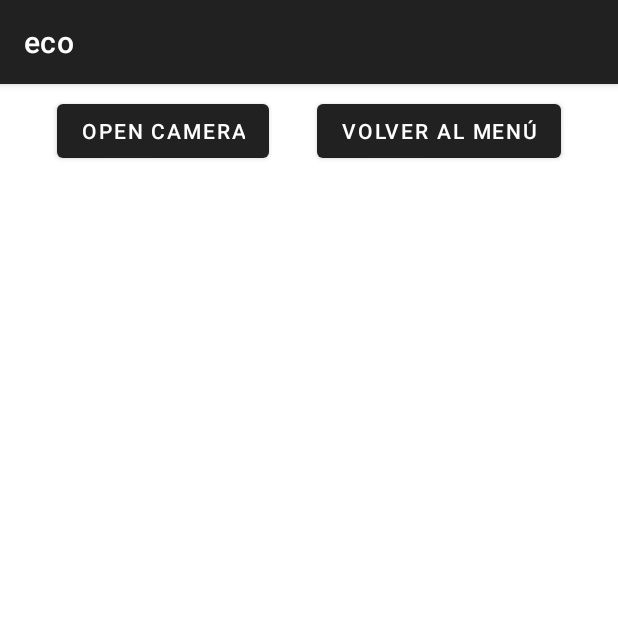
After one commit to Sp00kyDucklyn/Ecology, an Android app: the FotografiaActivity screen opened directly, with no data from a screen before it, on a phone screen of 412 x 824 dp, the top half of it. The commit adds this screen. Run offline under Robolectric (Android 15) with nearby library versions, the phone set to English and light mode, and no system bars.

Commit message:
Camara---de nada tonotos🌳🔴
Camara

Co-Authored-By: froggo <95252663+Sp00kyDucklyn@users.noreply.github.com>

```diff
--- a/eco/app/src/main/AndroidManifest.xml
+++ b/eco/app/src/main/AndroidManifest.xml
@@ -12,6 +12,7 @@
         android:supportsRtl="true"
         android:theme="@style/Theme.Eco"
         tools:targetApi="31">
+        <activity android:name="FotografiaActivity"></activity>
         <activity
             android:name="MainActivity"
             android:exported="true">
--- /dev/null
+++ b/eco/app/src/main/java/com/cursokotlin/eco/FotografiaActivity.kt
@@ -0,0 +1,48 @@
+package com.cursokotlin.eco
+
+import android.app.Activity
+import android.content.Intent
+import android.graphics.Bitmap
+import android.os.Bundle
+import android.provider.MediaStore
+import android.widget.Button
+import android.widget.ImageView
+import androidx.activity.enableEdgeToEdge
+import androidx.activity.result.ActivityResultLauncher
+import androidx.activity.result.contract.ActivityResultContracts
+import androidx.appcompat.app.AppCompatActivity
+
+class FotografiaActivity : AppCompatActivity() {
+    lateinit var btnCamera :Button
+    lateinit var imgView :ImageView
+    lateinit var btnVolver :Button
+    private lateinit var camaraLauncher: ActivityResultLauncher<Intent>
+
+    override fun onCreate(savedInstanceState: Bundle?) {
+        super.onCreate(savedInstanceState)
+        enableEdgeToEdge()
+        setContentView(R.layout.fotografia)
+        imgView = findViewById<ImageView>(R.id.imageView)
+        btnCamera = findViewById<Button>(R.id.btnCamara)
+        btnVolver = findViewById<Button>(R.id.btnVolverMenu)
+
+        camaraLauncher = registerForActivityResult(ActivityResultContracts.StartActivityForResult()) { result ->
+            if (result.resultCode == Activity.RESULT_OK) {
+                val data: Intent? = result.data
+                val imageBitmap = data?.extras?.get("data") as Bitmap
+                imgView.setImageBitmap(imageBitmap)
+            }
+        }
+        btnVolver.setOnClickListener {
+            finish()  // This will close FotografiaActivity and return to MainActivity
+        }
+        btnCamera.setOnClickListener {
+            abrirCamera()
+        }
+    }
+
+    private fun abrirCamera() {
+        val intent = Intent(MediaStore.ACTION_IMAGE_CAPTURE)
+        camaraLauncher.launch(intent)
+    }
+}
--- a/eco/app/src/main/java/com/cursokotlin/eco/MainActivity.kt
+++ b/eco/app/src/main/java/com/cursokotlin/eco/MainActivity.kt
@@ -1,6 +1,8 @@
 package com.cursokotlin.eco
 
+import android.content.Intent
 import android.os.Bundle
+import android.widget.Button
 import androidx.activity.enableEdgeToEdge
 import androidx.appcompat.app.AppCompatActivity
 import androidx.core.view.ViewCompat
@@ -23,7 +25,6 @@ class MainActivity : AppCompatActivity() {
         bottomNav.background=null
         val addsBtn: FloatingActionButton
 
-
         bottomNav.setupWithNavController(navController)
 
 
@@ -42,5 +43,7 @@ class MainActivity : AppCompatActivity() {
 
             }
         }
+
+
     }
 }
--- /dev/null
+++ b/eco/app/src/main/res/layout/fotografia.xml
@@ -0,0 +1,42 @@
+<?xml version="1.0" encoding="utf-8"?>
+<LinearLayout xmlns:android="http://schemas.android.com/apk/res/android"
+    xmlns:app="http://schemas.android.com/apk/res-auto"
+    xmlns:tools="http://schemas.android.com/tools"
+    android:orientation="vertical"
+    android:layout_width="match_parent"
+    android:layout_height="match_parent"
+    tools:context=".FotografiaActivity">
+
+    <TextView
+        android:id="@+id/textView2"
+        android:layout_width="match_parent"
+        android:layout_height="63dp"
+        android:text="TextView" />
+
+    <LinearLayout
+        android:layout_width="match_parent"
+        android:layout_height="wrap_content"
+        android:orientation="horizontal"
+        android:gravity="center_horizontal">
+
+        <Button
+            android:id="@+id/btnCamara"
+            android:layout_width="wrap_content"
+            android:layout_height="wrap_content"
+            android:layout_marginEnd="16dp"
+            android:text="Open Camera" />
+
+        <Button
+            android:id="@+id/btnVolverMenu"
+            android:layout_width="wrap_content"
+            android:layout_height="wrap_content"
+            android:layout_marginStart="16dp"
+            android:text="Volver al Menú" />
+    </LinearLayout>
+
+    <ImageView
+        android:id="@+id/imageView"
+        android:layout_width="match_parent"
+        android:layout_height="match_parent"
+        android:layout_marginTop="16dp" />
+</LinearLayout>
```
Also changed, not shown: eco/app/src/main/java/com/cursokotlin/eco/HomeFragment.kt (+14 -5 lines), eco/app/src/main/res/layout/fragment_home.xml (+8 -0 lines).
